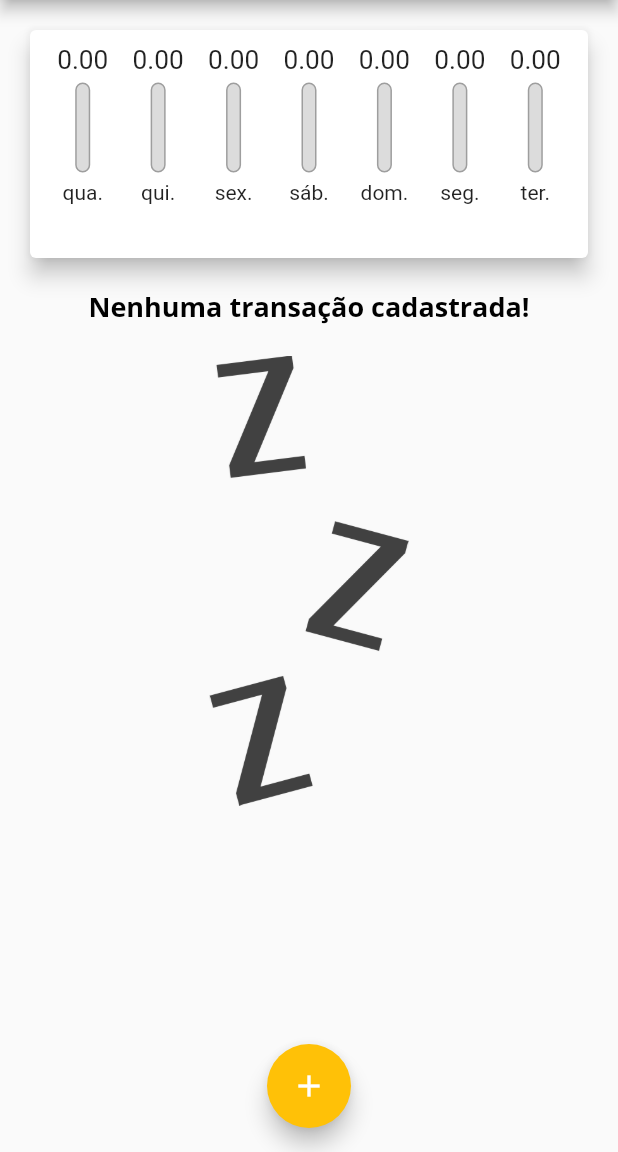
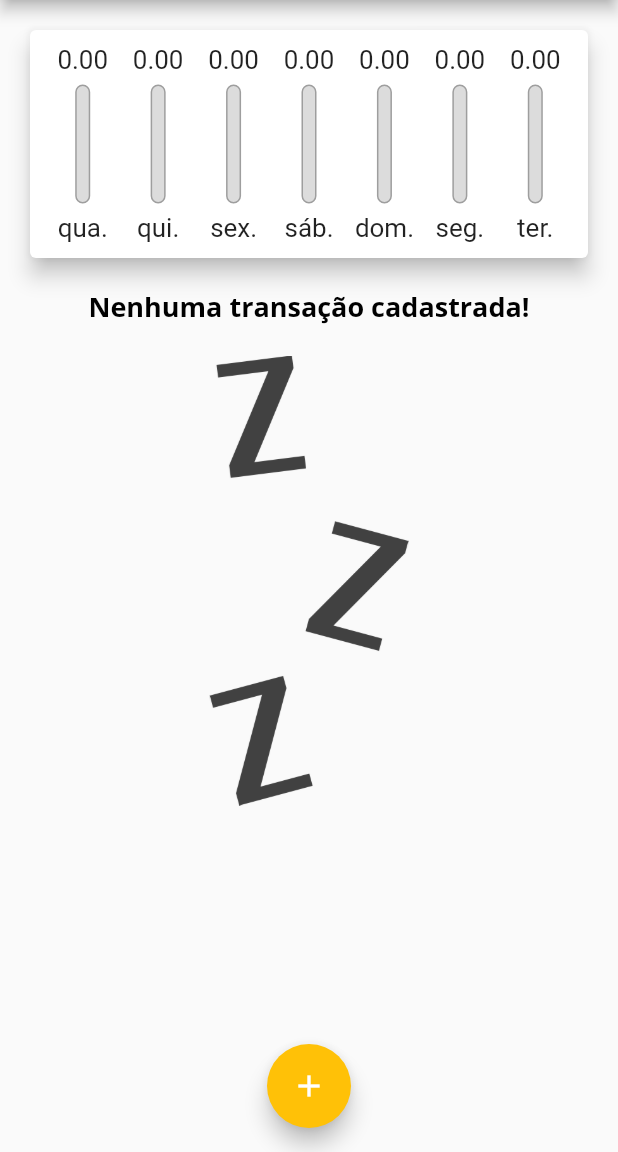
Before and after one commit to arthurrossibr/flutter-despesas, a Flutter app: the screen it shows after launch, on a phone screen of 412 x 824 dp, the part 84-1236 px from its top. Run offline on Flutter 3.47's test engine with Material 2 defaults, Android fonts, the phone set to English and light mode, and no system bars.

Commit message:
Adding Responsiveness to chart components

```diff
--- a/lib/components/chart_bar.dart
+++ b/lib/components/chart_bar.dart
@@ -14,17 +14,21 @@ class ChartBar extends StatelessWidget {
 
   @override
   Widget build(BuildContext context) {
+    return LayoutBuilder(
+      builder: (ctx, constraints) {
         return Column(
           children: [
             SizedBox(
-          height: 20,
+              height: constraints.maxHeight * 0.15,
               child: FittedBox(
-            child: Text(value!.toStringAsFixed(2)),
+                child: Text(
+                  value!.toStringAsFixed(2),
                 ),
               ),
-        const SizedBox(height: 5),
+            ),
+            SizedBox(height: constraints.maxHeight * 0.05),
             SizedBox(
-          height: 60,
+              height: constraints.maxHeight * 0.6,
               width: 10,
               child: Stack(
                 alignment: Alignment.bottomCenter,
@@ -51,9 +55,16 @@ class ChartBar extends StatelessWidget {
                 ],
               ),
             ),
-        const SizedBox(height: 5),
-        Text(label!)
+            SizedBox(height: constraints.maxHeight * 0.05),
+            SizedBox(
+              height: constraints.maxHeight * 0.15,
+              child: FittedBox(
+                child: Text(label!),
+              ),
+            ),
           ],
+        );
+      },
     );
   }
 }
```
Lines whose indentation alone changed are shown as unchanged.
